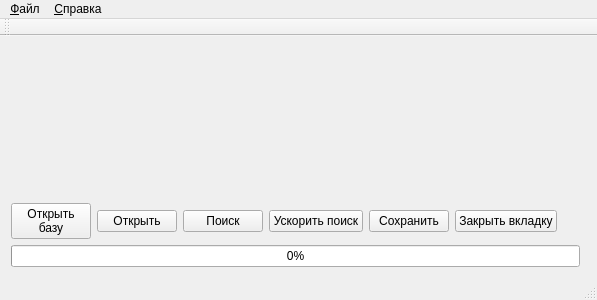
First picture: the form in mainwindow.ui, repository RuslanGainanov/AddressBID, before the edit.
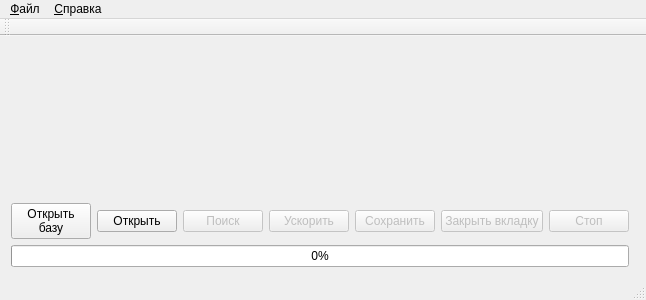
Second picture: the form after the edit. Icons and pictures are not drawn. Custom widgets are drawn as their Qt base class.

```diff
--- a/mainwindow.ui
+++ b/mainwindow.ui
@@ -6,7 +6,7 @@
    <rect>
     <x>0</x>
     <y>0</y>
-    <width>597</width>
+    <width>626</width>
     <height>300</height>
    </rect>
   </property>
@@ -50,6 +50,9 @@
      <layout class="QGridLayout" name="_gridLayoutButtons">
       <item row="0" column="2">
        <widget class="QPushButton" name="_pushButtonSearch">
+        <property name="enabled">
+         <bool>false</bool>
+        </property>
         <property name="text">
          <string>Поиск</string>
         </property>
@@ -85,6 +88,9 @@
       </item>
       <item row="0" column="4">
        <widget class="QPushButton" name="_pushButtonSave">
+        <property name="enabled">
+         <bool>false</bool>
+        </property>
         <property name="text">
          <string>Сохранить</string>
         </property>
@@ -92,18 +98,34 @@
       </item>
       <item row="0" column="3">
        <widget class="QPushButton" name="_pushButtonWait">
+        <property name="enabled">
+         <bool>false</bool>
+        </property>
         <property name="text">
-         <string>Ускорить поиск</string>
+         <string>Ускорить</string>
         </property>
        </widget>
       </item>
       <item row="0" column="5">
        <widget class="QPushButton" name="_pushButtonCloseTab">
+        <property name="enabled">
+         <bool>false</bool>
+        </property>
         <property name="text">
          <string>Закрыть вкладку</string>
         </property>
        </widget>
       </item>
+      <item row="0" column="6">
+       <widget class="QPushButton" name="_pushButtonStop">
+        <property name="enabled">
+         <bool>false</bool>
+        </property>
+        <property name="text">
+         <string>Стоп</string>
+        </property>
+       </widget>
+      </item>
      </layout>
     </item>
    </layout>
@@ -113,7 +135,7 @@
     <rect>
      <x>0</x>
      <y>0</y>
-     <width>597</width>
+     <width>626</width>
      <height>21</height>
     </rect>
    </property>
```
